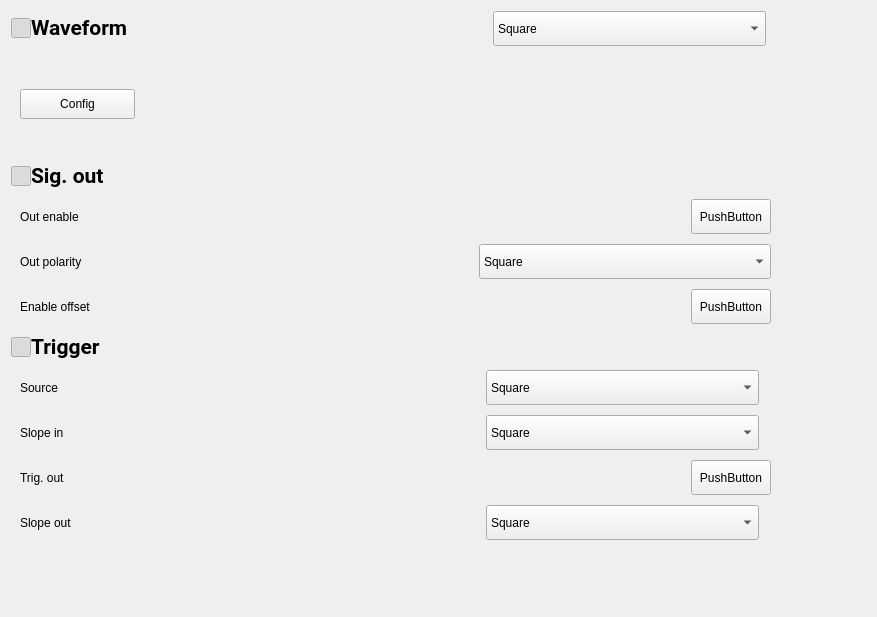
The window that tas7061bb/widgets/wgContentHmf2550/wgContentHmf2550.ui (DoND8xforce/tas7061) describes before a commit, drawn with Qt 5.
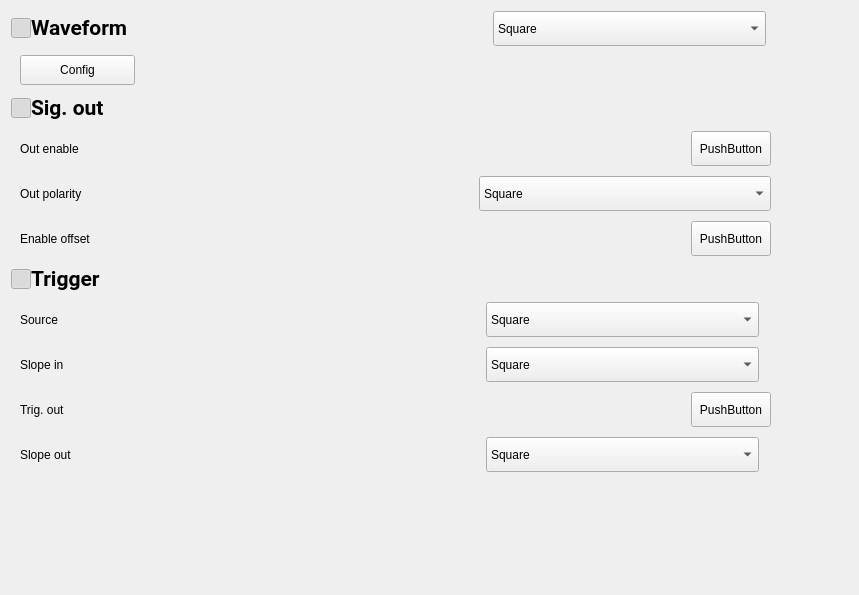
The same window after the commit. Icons and pictures are not drawn.

Commit message: Redesign layout

```diff
--- a/tas7061bb/widgets/wgContentHmf2550/wgContentHmf2550.ui
+++ b/tas7061bb/widgets/wgContentHmf2550/wgContentHmf2550.ui
@@ -6,18 +6,20 @@
    <rect>
     <x>0</x>
     <y>0</y>
-    <width>877</width>
-    <height>617</height>
+    <width>859</width>
+    <height>595</height>
    </rect>
   </property>
   <property name="windowTitle">
    <string>Form</string>
   </property>
-  <layout class="QGridLayout" name="gridLayout_3">
+  <layout class="QHBoxLayout" name="horizontalLayout_4">
+   <item>
+    <layout class="QVBoxLayout" name="verticalLayout_4">
    <property name="spacing">
     <number>0</number>
    </property>
-   <item row="0" column="0">
+     <item>
     <layout class="QHBoxLayout" name="horizontalLayout_3">
      <property name="spacing">
       <number>0</number>
@@ -142,20 +144,7 @@
      </item>
     </layout>
    </item>
-   <item row="0" column="1" rowspan="6">
-    <spacer name="horizontalSpacer_5">
-     <property name="orientation">
-      <enum>Qt::Orientation::Horizontal</enum>
-     </property>
-     <property name="sizeHint" stdset="0">
-      <size>
-       <width>84</width>
-       <height>538</height>
-      </size>
-     </property>
-    </spacer>
-   </item>
-   <item row="1" column="0">
+     <item>
     <widget class="QWidget" name="wgWaveForm" native="true">
      <property name="minimumSize">
       <size>
@@ -210,7 +199,7 @@
      </layout>
     </widget>
    </item>
-   <item row="2" column="0">
+     <item>
     <layout class="QHBoxLayout" name="horizontalLayout_5">
      <property name="spacing">
       <number>0</number>
@@ -292,7 +281,7 @@
      </item>
     </layout>
    </item>
-   <item row="3" column="0">
+     <item>
     <widget class="QWidget" name="wgSignalOut" native="true">
      <property name="minimumSize">
       <size>
@@ -428,7 +417,7 @@
      </layout>
     </widget>
    </item>
-   <item row="4" column="0">
+     <item>
     <layout class="QHBoxLayout" name="horizontalLayout_11">
      <property name="spacing">
       <number>0</number>
@@ -507,7 +496,7 @@
      </item>
     </layout>
    </item>
-   <item row="5" column="0">
+     <item>
     <widget class="QWidget" name="wgTrigger" native="true">
      <property name="minimumSize">
       <size>
@@ -698,7 +687,7 @@
      </layout>
     </widget>
    </item>
-   <item row="6" column="0">
+     <item>
     <spacer name="verticalSpacer">
      <property name="orientation">
       <enum>Qt::Orientation::Vertical</enum>
@@ -707,6 +696,21 @@
       <size>
        <width>728</width>
        <height>55</height>
+        </size>
+       </property>
+      </spacer>
+     </item>
+    </layout>
+   </item>
+   <item>
+    <spacer name="horizontalSpacer_5">
+     <property name="orientation">
+      <enum>Qt::Orientation::Horizontal</enum>
+     </property>
+     <property name="sizeHint" stdset="0">
+      <size>
+       <width>84</width>
+       <height>538</height>
       </size>
      </property>
     </spacer>
```
Lines whose indentation alone changed are shown as unchanged. The commit also changes 4 other files.
